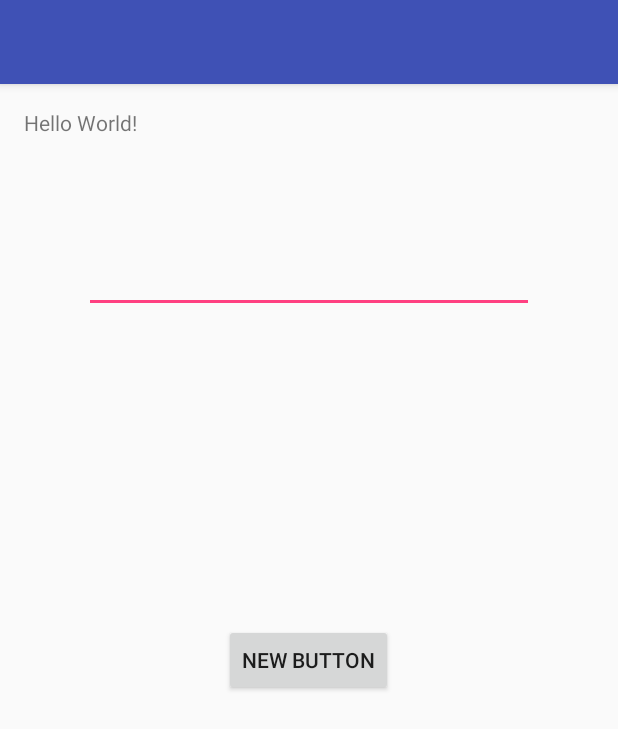
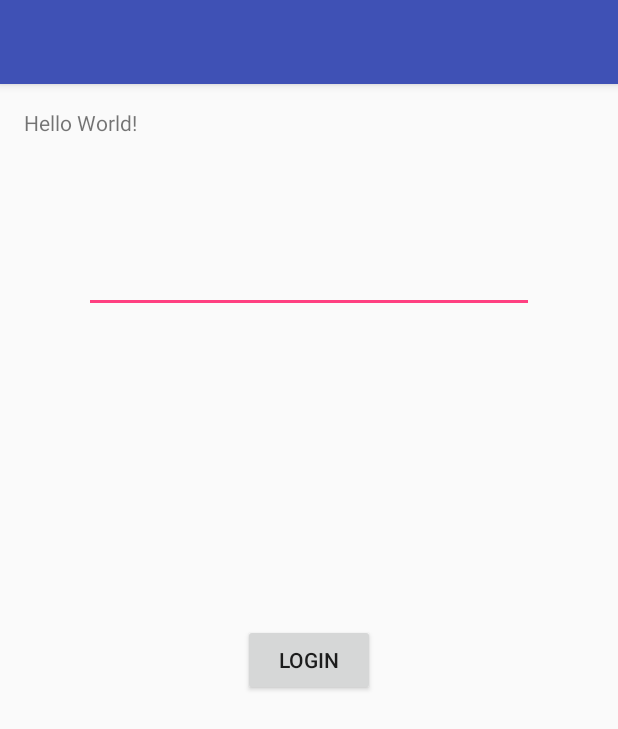
Before and after one commit to messagewaleed/ServerInteract, an Android app: the screen it shows after launch (MainActivity), on a phone screen of 412 x 824 dp. Shown: the top 729 px of the screen. Run offline under Robolectric (Android 15) with nearby library versions, the phone set to English and light mode, and no system bars.

Commit message:
Changed Button Name from 'New Button' to 'Login'

```diff
--- a/app/src/main/res/layout/content_main.xml
+++ b/app/src/main/res/layout/content_main.xml
@@ -26,7 +26,7 @@
     <Button
         android:layout_width="wrap_content"
         android:layout_height="wrap_content"
-        android:text="New Button"
+        android:text="Login"
         android:id="@+id/button"
         android:layout_centerVertical="true"
         android:layout_centerHorizontal="true"
```
